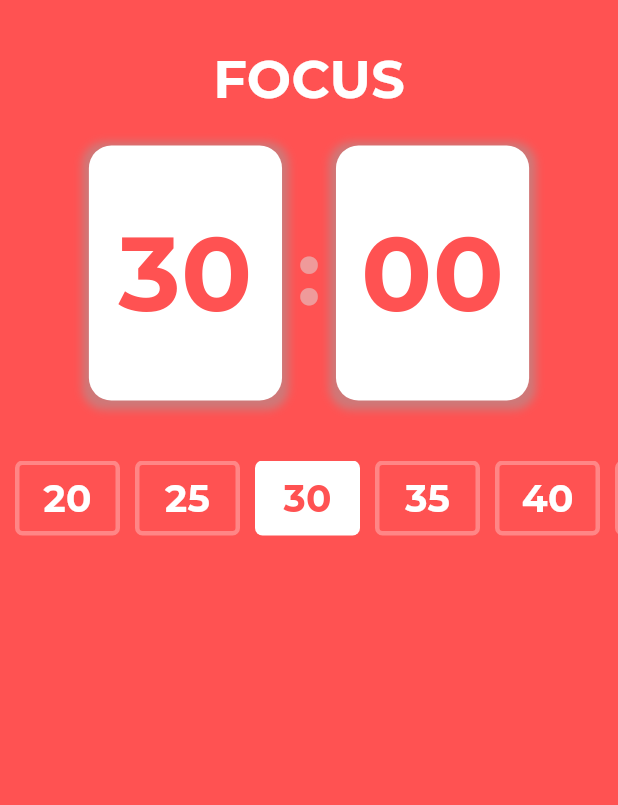
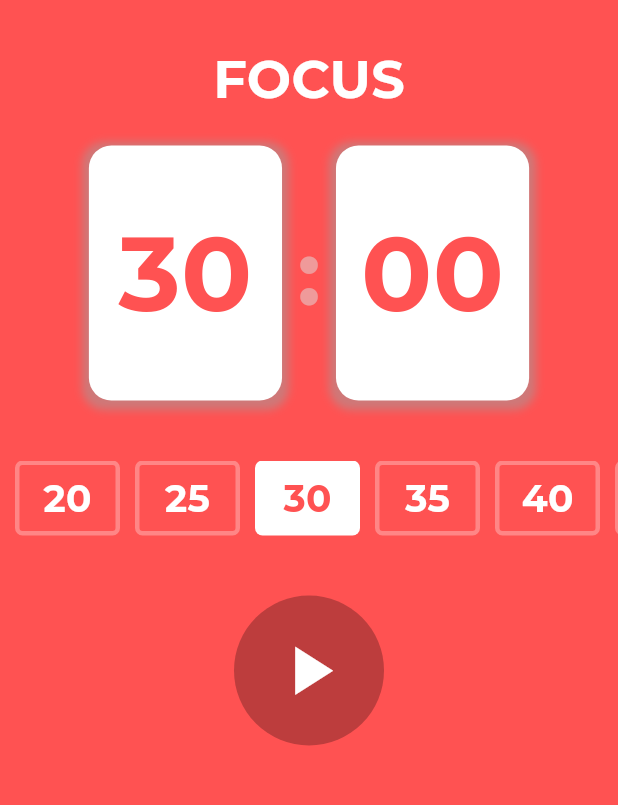
Before and after one commit to IwanPWK/flutter_pomodoro_timer, a Flutter app: the screen it shows after launch, on a phone screen of 412 x 824 dp, the part 66-871 px from its top. Run offline on Flutter 3.47's test engine with Material 3 defaults, Android fonts, the phone set to English and light mode, and no system bars; our stand-ins replace google_fonts.

Commit message:
Button UI

```diff
--- a/lib/pomodoro_screen.dart
+++ b/lib/pomodoro_screen.dart
@@ -1,6 +1,7 @@
 import 'package:flutter/material.dart';
 
 import 'utils.dart';
+import 'widgets/time_controller.dart';
 import 'widgets/time_options.dart';
 import 'widgets/timer_card.dart';
 
@@ -37,6 +38,8 @@ class PomodoroScreen extends StatelessWidget {
                 TimerCard(),
                 SizedBox(height: 40),
                 TimeOptions(),
+                SizedBox(height: 40),
+                TimeController(),
               ]))),
     );
   }
--- /dev/null
+++ b/lib/widgets/time_controller.dart
@@ -0,0 +1,22 @@
+import 'package:flutter/material.dart';
+
+class TimeController extends StatelessWidget {
+  const TimeController({super.key});
+
+  @override
+  Widget build(BuildContext context) {
+    return Container(
+      width: 100,
+      height: 100,
+      decoration: const BoxDecoration(color: Colors.black26, shape: BoxShape.circle),
+      child: Center(
+        child: IconButton(
+          icon: const Icon(Icons.play_arrow_sharp),
+          color: Colors.white,
+          iconSize: 55,
+          onPressed: () {},
+        ),
+      ),
+    );
+  }
+}
```
